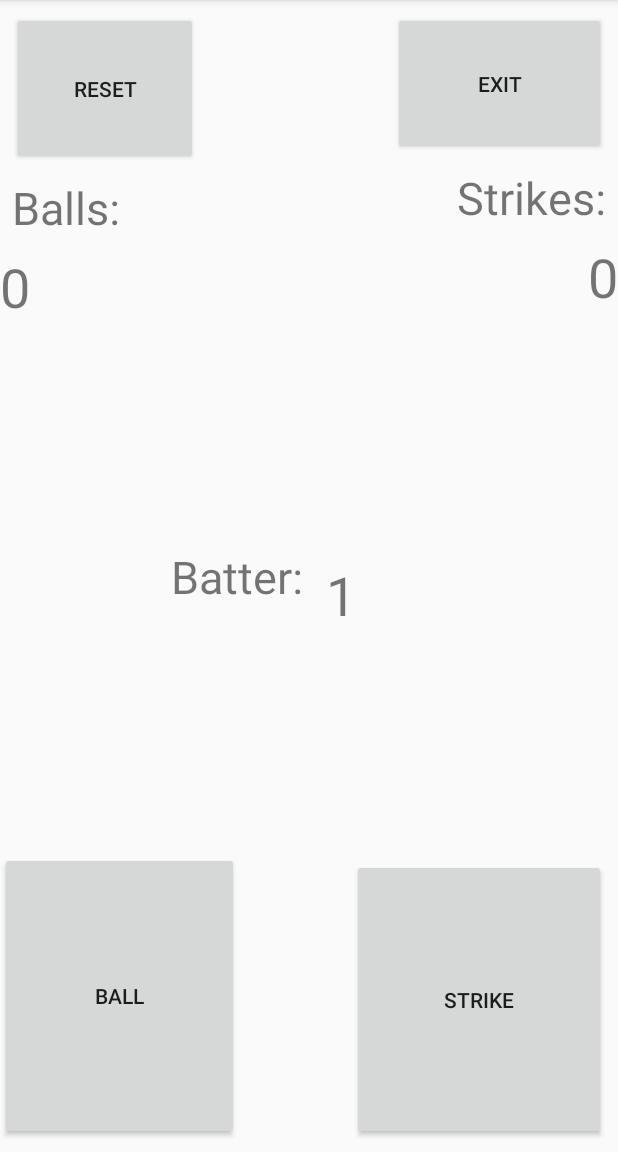
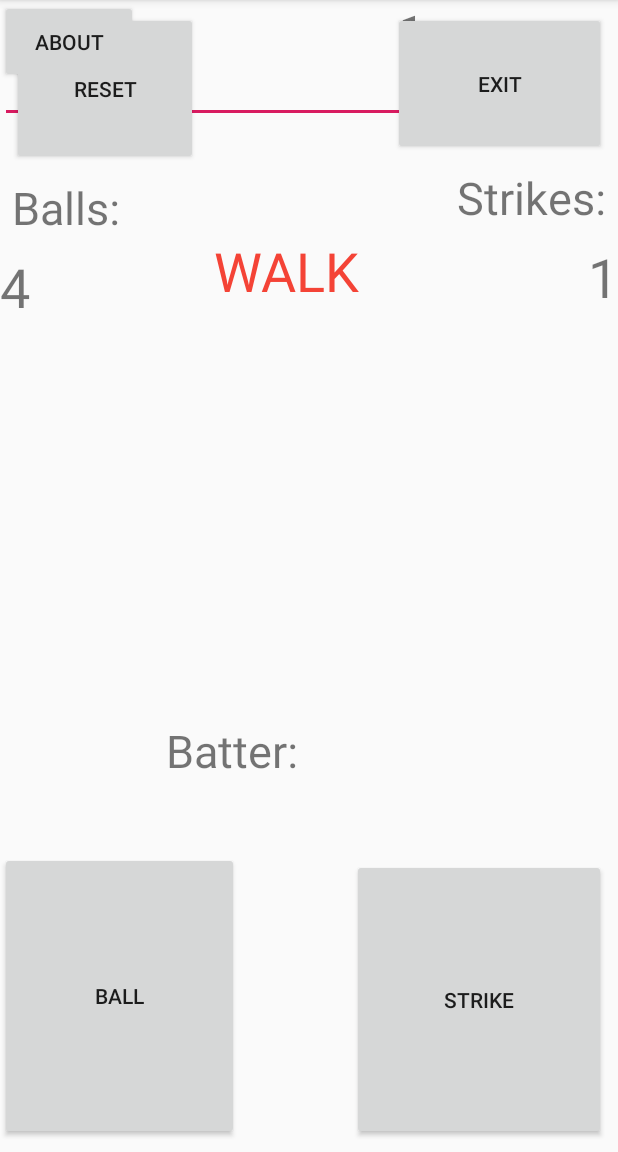
Before and after one commit to byronnave/CS-449, an Android app: the screen it shows after launch (MainActivity), on a phone screen of 412 x 824 dp, the part 84-1236 px from its top. Run offline under Robolectric (Android 15) with nearby library versions, the phone set to English and light mode, and no system bars; 1 statement that could not run was skipped.

Commit message:
turning in lab 2

```diff
--- a/UmpireBuddy1.0/app/src/main/java/com/example/umpirebuddy1/MainActivity.java
+++ b/UmpireBuddy1.0/app/src/main/java/com/example/umpirebuddy1/MainActivity.java
@@ -16,25 +16,21 @@ private int numBalls = 0;
     protected void onCreate(Bundle savedInstanceState) {
         super.onCreate(savedInstanceState);
         setContentView(R.layout.activity_main);
-    /// wire up the button
+        /// wire up the button
         /// get the button
         ///get what happens when the user clicls
-        Button btnStrike = (Button) findViewById(R.id.btnStrike);
 
-       btnStrike.setOnClickListener(new View.OnClickListener() {
+        Button btnStrikes = (Button) findViewById(R.id.btnStrike);
+        btnStrike.setOnClickListener(new View.OnClickListener() {
             @Override
             public void onClick(View view) {
                 numStrikes += 1;
-                if (numStrikes > 2 ){
+                if (numStrikes > 2) {
                     numStrikes = 0;
-                    numBalls =0;
+                    numBalls = 0;
+                    textViewWalkOut = "OUT";
                 }
                 updateControlStates();
-
-
-
-
-
             }
         });
         Button btnBalls = (Button) findViewById(R.id.btnBalls);
@@ -43,15 +39,12 @@ private int numBalls = 0;
             @Override
             public void onClick(View view) {
                 numBalls += 1;
-                if (numBalls > 3 ){
+                if (numBalls > 3) {
                     numBalls = 0;
-                    numStrikes =0;
+                    numStrikes = 0;
+                    textViewWalkOut = "WALK";
                 }
                 updateControlStates();
-
-
-
-
 
             }
         });
@@ -59,12 +52,18 @@ private int numBalls = 0;
         btnReset.setOnClickListener(new View.OnClickListener() {
             @Override
             public void onClick(View view) {
-                numStrikes =0;
-                numBalls =0;
+                numStrikes = 0;
+                numBalls = 0;
                 updateControlStates();
             }
-
-
+        });
+        Button btnAbout = findViewById(R.id.btnAbout);
+        btnAbout.setOnClickListener(new View.OnClickListener() {
+            @Override
+            public void onClick(View view) {
+                textViewAbout = "Umpire Buddy 2.0 - Byron Nave";
+                updateControlStates();
+            }
         });
 
         Button btnExit = findViewById(R.id.btnExit);
@@ -72,7 +71,7 @@ private int numBalls = 0;
             @Override
             public void onClick(View view) {
                 Intent homeIntent = new Intent(Intent.ACTION_MAIN);
-                homeIntent.addCategory( Intent.CATEGORY_HOME );
+                homeIntent.addCategory(Intent.CATEGORY_HOME);
                 homeIntent.setFlags(Intent.FLAG_ACTIVITY_CLEAR_TOP);
                 startActivity(homeIntent);
             }
@@ -80,9 +79,9 @@ private int numBalls = 0;
 
         });
 
+    }
 
 
-    }
 
 
 
@@ -93,6 +92,10 @@ private int numBalls = 0;
         textViewStrikes.setText(String.valueOf(numStrikes));
         TextView textViewBalls = findViewById(R.id.numBalls);
         textViewBalls.setText(String.valueOf(numBalls));
+        TextView textViewAbout = findViewById(R.id.textViewAbout);
+        textViewStrikes.setText(String.valueOf(textViewAbout));
+        TextView textViewWalkOut = findViewById(R.id.textViewWalkOut);
+        textViewStrikes.setText(String.valueOf(textViewWalkOut));
 
     }
 }
--- a/UmpireBuddy1.0/app/src/main/res/layout/activity_main.xml
+++ b/UmpireBuddy1.0/app/src/main/res/layout/activity_main.xml
@@ -14,10 +14,11 @@
         android:text="Batter: "
         android:textSize="30sp"
         app:layout_constraintBottom_toBottomOf="parent"
-        app:layout_constraintHorizontal_bias="0.359"
+        app:layout_constraintHorizontal_bias="0.35"
         app:layout_constraintLeft_toLeftOf="parent"
         app:layout_constraintRight_toRightOf="parent"
-        app:layout_constraintTop_toTopOf="parent" />
+        app:layout_constraintTop_toTopOf="parent"
+        app:layout_constraintVertical_bias="0.66" />
 
     <Button
         android:id="@+id/btnReset"
@@ -75,7 +76,7 @@
         android:layout_width="wrap_content"
         android:layout_height="wrap_content"
         android:layout_marginTop="8dp"
-        android:text="0"
+        android:text="4"
         android:textSize="36sp"
         app:layout_constraintStart_toStartOf="parent"
         app:layout_constraintTop_toBottomOf="@+id/textView" />
@@ -85,7 +86,7 @@
         android:layout_width="wrap_content"
         android:layout_height="wrap_content"
         android:layout_marginTop="8dp"
-        android:text="0"
+        android:text="1"
         android:textSize="36sp"
         app:layout_constraintEnd_toEndOf="parent"
         app:layout_constraintTop_toBottomOf="@+id/textViewStrikes" />
@@ -94,12 +95,11 @@
         android:id="@+id/batterUp"
         android:layout_width="49dp"
         android:layout_height="48dp"
-        android:layout_marginStart="8dp"
-        android:layout_marginTop="8dp"
+        android:layout_marginStart="60dp"
         android:text="1"
-        android:textSize="36sp"
+        android:textSize="30sp"
         app:layout_constraintStart_toEndOf="@+id/textViewBatter"
-        app:layout_constraintTop_toTopOf="@+id/textViewBatter" />
+        tools:layout_editor_absoluteY="456dp" />
 
     <Button
         android:id="@+id/btnStrike"
@@ -111,4 +111,36 @@
         app:layout_constraintBottom_toBottomOf="parent"
         app:layout_constraintEnd_toEndOf="parent" />
 
+    <TextView
+        android:id="@+id/textViewWalkOut"
+        android:layout_width="127dp"
+        android:layout_height="66dp"
+        android:layout_marginStart="8dp"
+        android:layout_marginTop="156dp"
+        android:layout_marginEnd="8dp"
+        android:text="WALK"
+        android:textColor="#F44336"
+        android:textSize="36sp"
+        app:layout_constraintEnd_toEndOf="@+id/numStrikes"
+        app:layout_constraintStart_toStartOf="parent"
+        app:layout_constraintTop_toTopOf="parent" />
+
+    <Button
+        android:id="@+id/btnAbout"
+        android:layout_width="92dp"
+        android:layout_height="55dp"
+        android:text="ABOUT"
+        tools:layout_editor_absoluteX="151dp"
+        tools:layout_editor_absoluteY="38dp" />
+
+    <EditText
+        android:id="@+id/textViewAbout"
+        android:layout_width="346dp"
+        android:layout_height="82dp"
+        android:ems="10"
+        android:inputType="textPersonName"
+        android:textSize="24sp"
+        tools:layout_editor_absoluteX="32dp"
+        tools:layout_editor_absoluteY="216dp" />
+
 </androidx.constraintlayout.widget.ConstraintLayout>
```
Also changed, not shown: UmpireBuddy1.0/app/gradle/wrapper/gradle-wrapper.properties (added), 4 other files.
